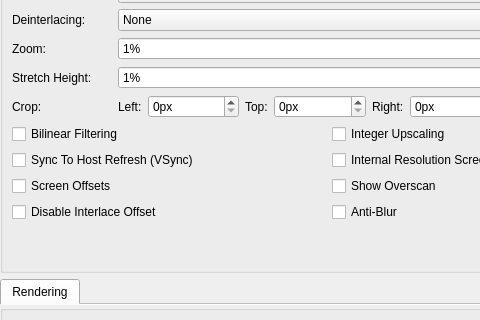
First picture: the form in pcsx2-qt/Settings/GraphicsSettingsWidget.ui, repository PCSX2/pcsx2, before the edit; both pictures show x 0 to 480 and y 213 to 533 of the 658 by 890 pixel window.
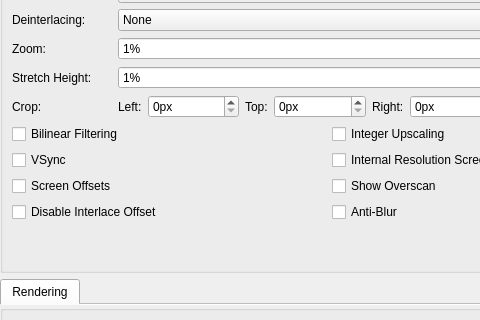
Second picture: the form after the edit.

Commit message:
Qt: Add missing description box texts
Adds missing texts descriptions to VSync Internal Resolution Screenshots and Integer Scaling.

```diff
--- a/pcsx2-qt/Settings/GraphicsSettingsWidget.ui
+++ b/pcsx2-qt/Settings/GraphicsSettingsWidget.ui
@@ -315,7 +315,7 @@
          <item row="1" column="0">
           <widget class="QCheckBox" name="vsync">
            <property name="text">
-            <string>Sync To Host Refresh (VSync)</string>
+            <string>VSync</string>
            </property>
           </widget>
          </item>
```
The commit also changes 1 other file.
